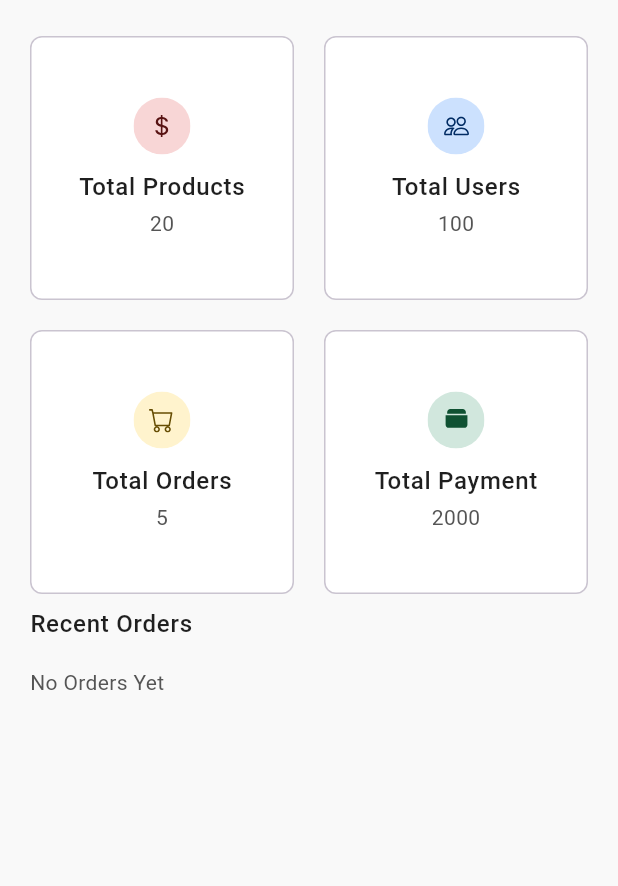
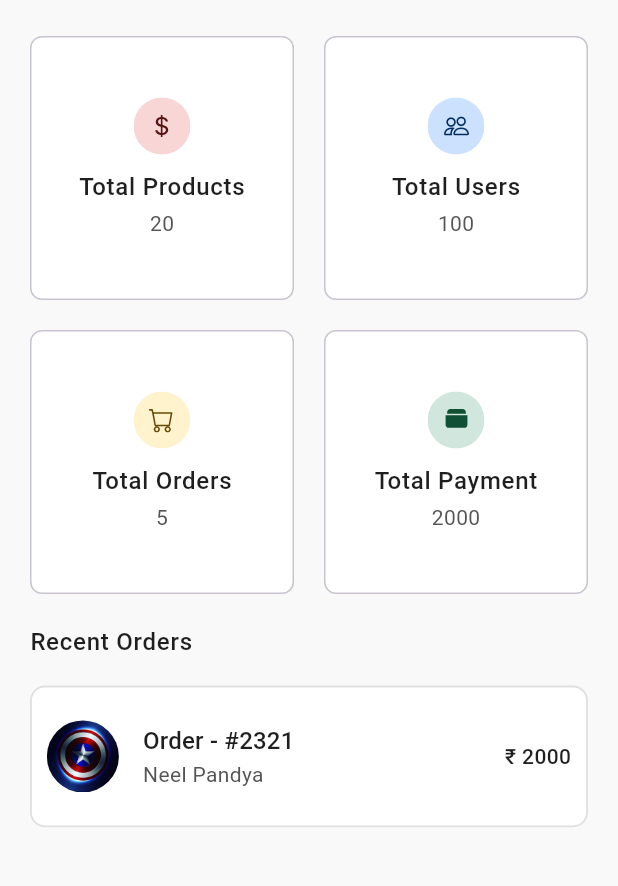
Before and after one commit to Neel-Pandya/FreshCart-App, a Flutter app: the AdminMasterLayout screen opened by its route, on a phone screen of 412 x 824 dp, the part 78-964 px from its top. Run offline on Flutter 3.47's test engine with Material 3 defaults, Android fonts, the phone set to English and light mode, and no system bars; our stand-ins replace flutter_feather_icons, flutter_riverpod, flutter_svg, form_field_validator, google_fonts, pin_code_fields and 2 more; network calls fail.

Commit message:
Enhance dashboard with recent orders and profile tap
Added a recent orders list to the admin dashboard using order data and order list item widgets. Made the profile section in the drawer navigation tappable, allowing navigation to a specific drawer state when tapped.

```diff
--- a/frontend/lib/core/widgets/drawer_navigation.dart
+++ b/frontend/lib/core/widgets/drawer_navigation.dart
@@ -22,6 +22,11 @@ class DrawerNavigation extends ConsumerWidget {
       children: [
         Padding(
           padding: const EdgeInsets.symmetric(horizontal: 20, vertical: 10),
+          child: GestureDetector(
+            onTap: () {
+              Navigator.of(context).pop();
+              ref.read(drawerNavigationProvider.notifier).state = 5;
+            },
             child: Row(
               children: [
                 ClipRRect(
@@ -36,6 +41,7 @@ class DrawerNavigation extends ConsumerWidget {
                 const SizedBox(width: 10),
                 Text('Neel Pandya', style: labelStyle),
               ],
+            ),
           ),
         ),
 
--- a/frontend/lib/modules/admin/dashboard/screens/dashboard_screen.dart
+++ b/frontend/lib/modules/admin/dashboard/screens/dashboard_screen.dart
@@ -3,32 +3,34 @@ import 'package:frontend/core/theme/app_colors.dart';
 import 'package:frontend/core/theme/app_typography.dart';
 import 'package:frontend/modules/admin/dashboard/data/analytic_data.dart';
 import 'package:frontend/modules/admin/dashboard/widgets/dashboard_analytics.dart';
+import 'package:frontend/modules/admin/orders/data/order_data.dart';
+import 'package:frontend/modules/admin/orders/widgets/order_list_item.dart';
 
 class DashboardScreen extends StatelessWidget {
   const DashboardScreen({super.key});
 
   @override
   Widget build(BuildContext context) {
-    return SafeArea(
-      child: SingleChildScrollView(
+    return Scaffold(
+      body: SafeArea(
         child: Padding(
           padding: const EdgeInsets.only(left: 20, right: 20, top: 20),
-          child: Column(
-            crossAxisAlignment: CrossAxisAlignment.stretch,
+          child: ListView(
             children: [
-              Container(
-                constraints: const BoxConstraints(minHeight: 380, maxHeight: 380),
-
-                child: GridView.builder(
-                  gridDelegate: const SliverGridDelegateWithFixedCrossAxisCount(
-                    crossAxisCount: 2,
-                    crossAxisSpacing: 20,
-                    mainAxisSpacing: 20,
-                  ),
-                  itemCount: analyticData.length,
-                  itemBuilder: (ctx, index) => DashboardAnalytics(analytic: analyticData[index]),
+              SizedBox(
+                height: 380,
+                child: GridView.count(
+                  crossAxisCount: 2,
+                  crossAxisSpacing: 20,
+                  mainAxisSpacing: 20,
+                  physics: const NeverScrollableScrollPhysics(),
+                  children: analyticData
+                      .map((analytic) => DashboardAnalytics(analytic: analytic))
+                      .toList(),
                 ),
               ),
+
+              const SizedBox(height: 12),
 
               Text(
                 'Recent Orders',
@@ -37,9 +39,15 @@ class DashboardScreen extends StatelessWidget {
 
               const SizedBox(height: 18),
 
-              Text(
-                'No Orders Yet',
-                style: AppTypography.bodyMedium.copyWith(color: AppColors.textSecondary),
+              ListView.separated(
+                shrinkWrap: true,
+                physics: const ClampingScrollPhysics(),
+                itemCount: orderData.length,
+                separatorBuilder: (context, index) => const SizedBox(height: 10),
+                itemBuilder: (context, index) => OrderListItem(
+                  order: orderData[index],
+                  imageUrl: 'assets/images/user/common_profile.png',
+                ),
               ),
             ],
           ),
```
Lines whose indentation alone changed are shown as unchanged.
